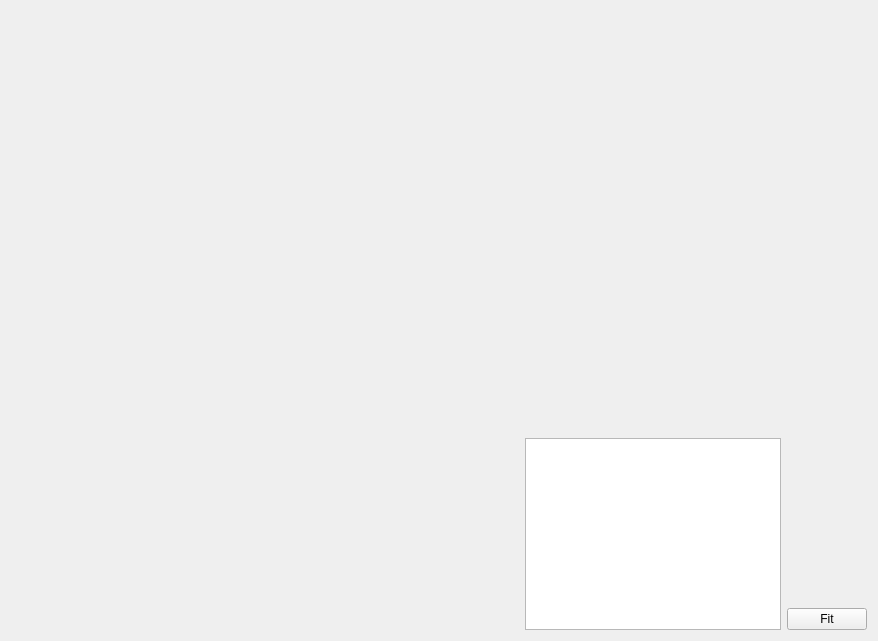
TUM-CBR/pymol-plugins, file cbr/kinetics/visual/VelocityFitWidget.ui: the form before one commit.
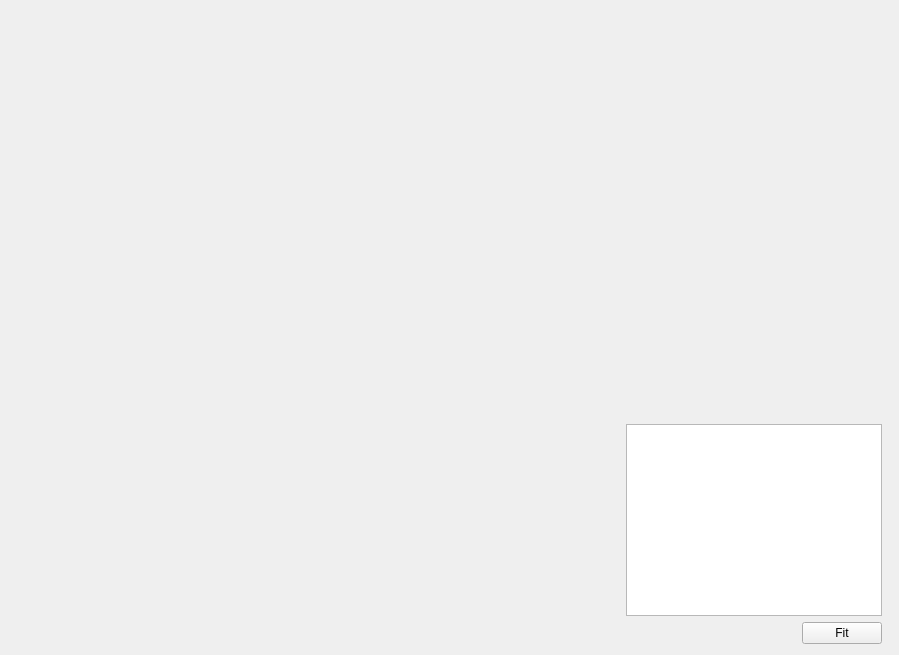
The form after the commit.

```diff
--- a/cbr/kinetics/visual/VelocityFitWidget.ui
+++ b/cbr/kinetics/visual/VelocityFitWidget.ui
@@ -6,37 +6,21 @@
    <rect>
     <x>0</x>
     <y>0</y>
-    <width>878</width>
-    <height>641</height>
+    <width>899</width>
+    <height>655</height>
    </rect>
   </property>
   <property name="windowTitle">
    <string>Form</string>
   </property>
-  <layout class="QGridLayout" name="gridLayout" rowstretch="1,0,0" columnstretch="1,0,0">
-   <item row="2" column="2">
+  <layout class="QGridLayout" name="gridLayout" rowstretch="1,0,0,0" columnstretch="1,0,0,0">
+   <item row="3" column="2">
     <widget class="QPushButton" name="fitButton">
      <property name="text">
       <string>Fit</string>
      </property>
     </widget>
    </item>
-   <item row="1" column="2">
-    <spacer name="verticalSpacer">
-     <property name="orientation">
-      <enum>Qt::Vertical</enum>
-     </property>
-     <property name="sizeHint" stdset="0">
-      <size>
-       <width>20</width>
-       <height>40</height>
-      </size>
-     </property>
-    </spacer>
-   </item>
-   <item row="1" column="1" rowspan="2">
-    <widget class="QTableView" name="configurationWidget"/>
-   </item>
    <item row="1" column="0">
     <spacer name="horizontalSpacer">
      <property name="orientation">
@@ -50,9 +34,25 @@
      </property>
     </spacer>
    </item>
-   <item row="0" column="0" colspan="3">
+   <item row="0" column="0" colspan="4">
     <widget class="QWidget" name="velocityPlot" native="true"/>
    </item>
+   <item row="3" column="1">
+    <spacer name="horizontalSpacer_2">
+     <property name="orientation">
+      <enum>Qt::Horizontal</enum>
+     </property>
+     <property name="sizeHint" stdset="0">
+      <size>
+       <width>40</width>
+       <height>20</height>
+      </size>
+     </property>
+    </spacer>
+   </item>
+   <item row="1" column="1" rowspan="2" colspan="2">
+    <widget class="QTableView" name="configurationWidget"/>
+   </item>
   </layout>
  </widget>
  <resources/>
```
